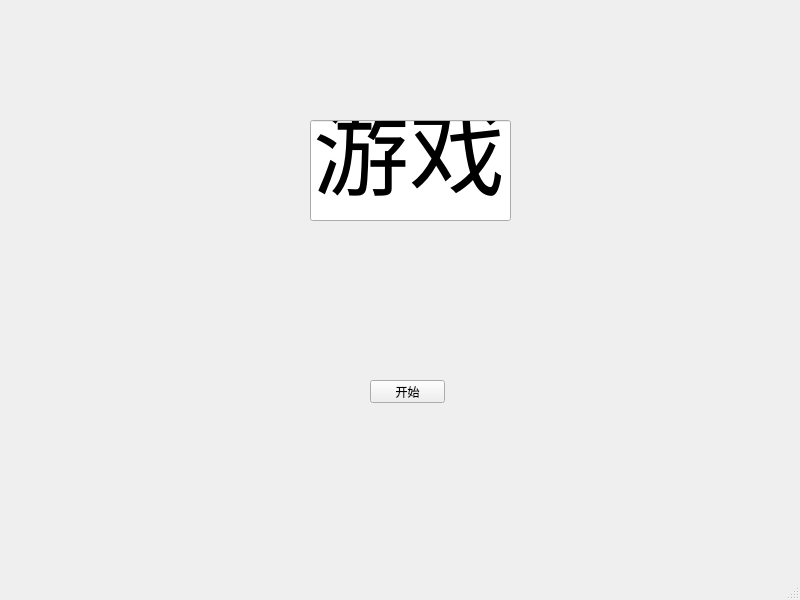
The window that ui/MainWindow_ui.ui (ccnuktd/hrm_python) describes before a commit, drawn with Qt 5.
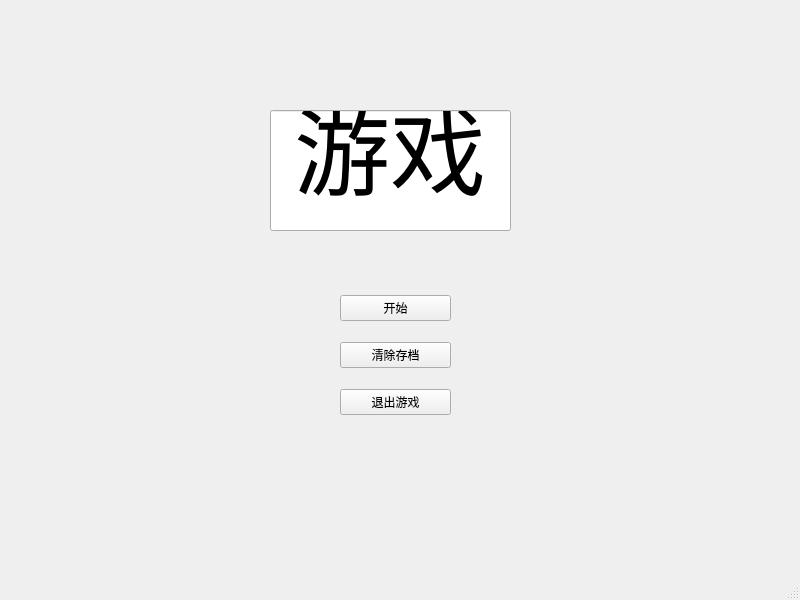
The same window after the commit.

```diff
--- a/ui/MainWindow_ui.ui
+++ b/ui/MainWindow_ui.ui
@@ -14,26 +14,13 @@
    <string>MainWindow</string>
   </property>
   <widget class="QWidget" name="centralwidget">
-   <widget class="QPushButton" name="startButton">
-    <property name="geometry">
-     <rect>
-      <x>370</x>
-      <y>380</y>
-      <width>75</width>
-      <height>23</height>
-     </rect>
-    </property>
-    <property name="text">
-     <string>开始</string>
-    </property>
-   </widget>
    <widget class="QLineEdit" name="lineEdit">
     <property name="geometry">
      <rect>
-      <x>310</x>
-      <y>120</y>
-      <width>201</width>
-      <height>101</height>
+      <x>270</x>
+      <y>110</y>
+      <width>241</width>
+      <height>121</height>
      </rect>
     </property>
     <property name="font">
@@ -42,9 +29,48 @@
       <pointsize>72</pointsize>
      </font>
     </property>
+    <property name="layoutDirection">
+     <enum>Qt::LeftToRight</enum>
+    </property>
     <property name="text">
      <string>游戏</string>
     </property>
+    <property name="alignment">
+     <set>Qt::AlignCenter</set>
+    </property>
+   </widget>
+   <widget class="QWidget" name="">
+    <property name="geometry">
+     <rect>
+      <x>340</x>
+      <y>280</y>
+      <width>111</width>
+      <height>151</height>
+     </rect>
+    </property>
+    <layout class="QVBoxLayout" name="verticalLayout">
+     <item>
+      <widget class="QPushButton" name="startButton">
+       <property name="text">
+        <string>开始</string>
+       </property>
+      </widget>
+     </item>
+     <item>
+      <widget class="QPushButton" name="restartButton">
+       <property name="text">
+        <string>清除存档</string>
+       </property>
+      </widget>
+     </item>
+     <item>
+      <widget class="QPushButton" name="exitButton">
+       <property name="text">
+        <string>退出游戏</string>
+       </property>
+      </widget>
+     </item>
+    </layout>
    </widget>
   </widget>
   <widget class="QMenuBar" name="menubar">
```
